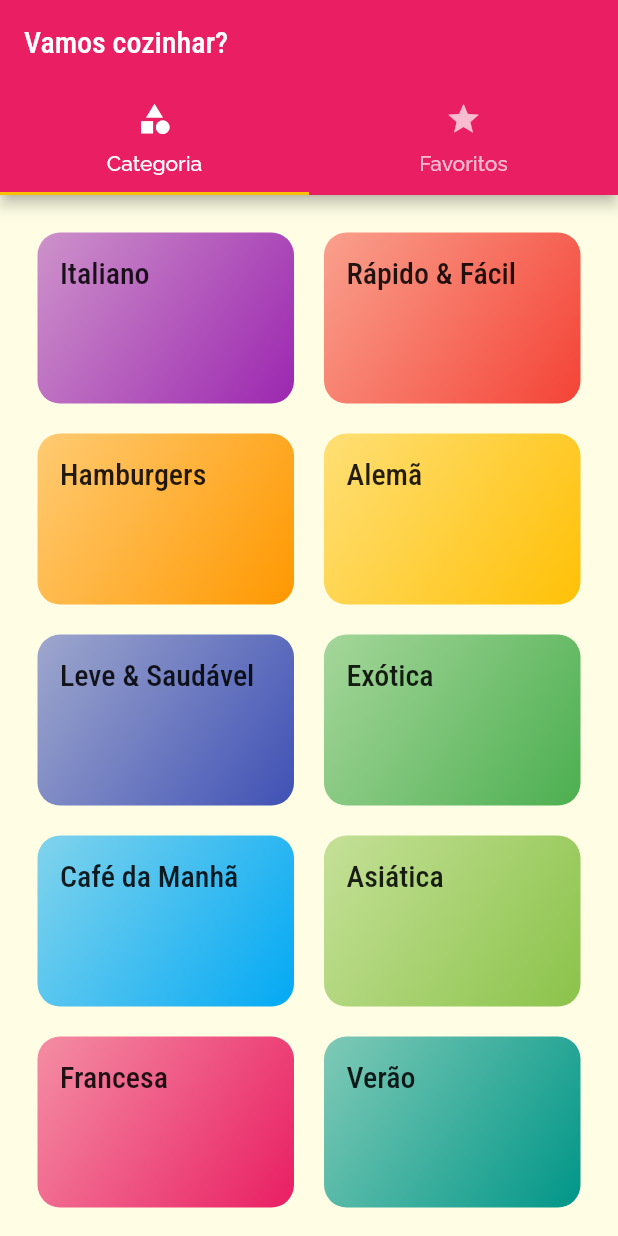
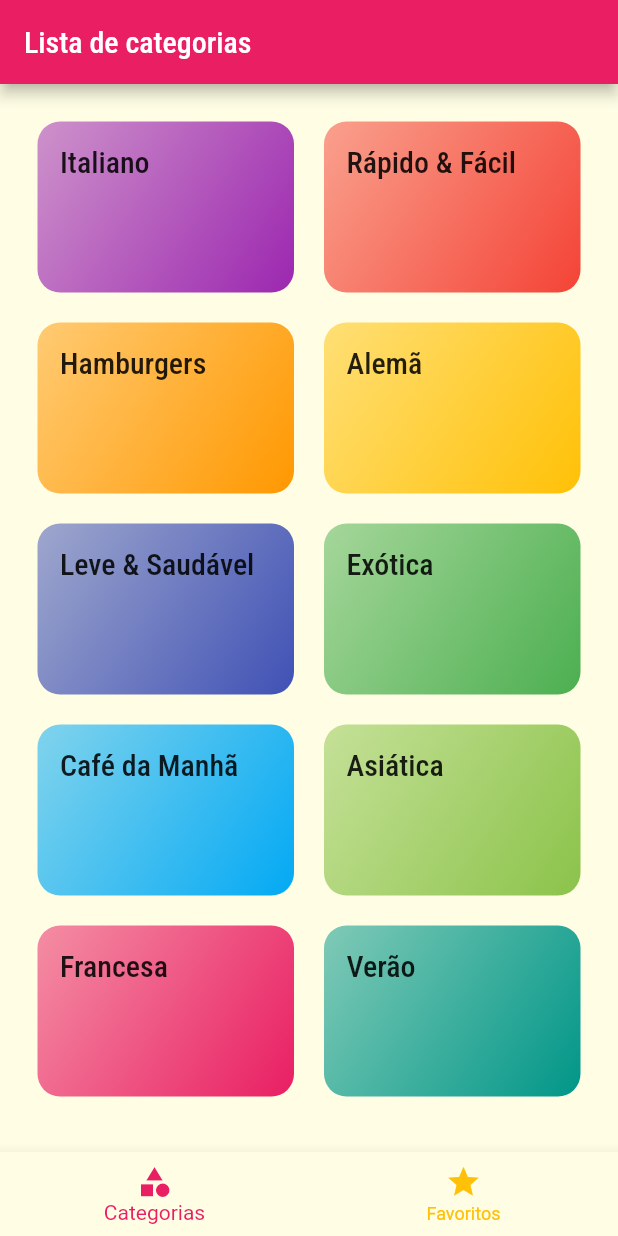
Before and after one commit to LucasMLara/Meals, a Flutter app: the screen it shows after launch, on a phone screen of 412 x 824 dp. Run offline on Flutter 3.47's test engine with Material 2 defaults, Android fonts, the phone set to English and light mode, and no system bars.

Commit message:
botton tab navigation

```diff
--- a/lib/main.dart
+++ b/lib/main.dart
@@ -33,7 +33,7 @@ class MyApp extends StatelessWidget {
               ),
             ),
       ),
-      home: const TabsScreen(),
+      home: TabsScreen(),
     );
   }
 }
--- a/lib/screens/tabs_screen.dart
+++ b/lib/screens/tabs_screen.dart
@@ -2,32 +2,42 @@ import 'package:flutter/material.dart';
 import 'categories_screen.dart';
 import 'favorite_screen.dart';
 
-class TabsScreen extends StatelessWidget {
-  const TabsScreen({super.key});
+class TabsScreen extends StatefulWidget {
+  @override
+  State<TabsScreen> createState() => _TabsScreenState();
+}
+
+class _TabsScreenState extends State<TabsScreen> {
+  int _selectedScreenIndex = 0;
+  final List<Map<String, Object>> _screens = [
+    {'title': 'Lista de categorias', 'screen': CategoriesScreen()},
+    {'title': 'Meus Favoritos', 'screen': FavoriteScreen()}
+  ];
+
+  _selectScreen(int index) {
+    setState(() {
+      _selectedScreenIndex = index;
+    });
+  }
 
   @override
   Widget build(BuildContext context) {
-    return DefaultTabController(
-      length: 2,
-      child: Scaffold(
-        appBar: AppBar(
-          title: const Text('Vamos cozinhar?'),
-          bottom: const TabBar(
-            tabs: [
-              Tab(
-                icon: Icon(Icons.category),
-                text: 'Categoria',
-              ),
-              Tab(
-                icon: Icon(Icons.star),
-                text: 'Favoritos',
-              )
-            ],
-          ),
-        ),
-        body:
-            const TabBarView(children: [CategoriesScreen(), FavoriteScreen()]),
+    return Scaffold(
+      bottomNavigationBar: BottomNavigationBar(
+        onTap: _selectScreen,
+        unselectedItemColor: Theme.of(context).colorScheme.secondary,
+        selectedItemColor: Colors.pink,
+        currentIndex: _selectedScreenIndex,
+        items: [
+          BottomNavigationBarItem(
+              icon: Icon(Icons.category), label: 'Categorias'),
+          BottomNavigationBarItem(icon: Icon(Icons.star), label: 'Favoritos'),
+        ],
       ),
+      appBar: AppBar(
+        title: Text(_screens[_selectedScreenIndex]['title'] as String),
+      ),
+      body: _screens[_selectedScreenIndex]['screen'] as Widget,
     );
   }
 }
```
